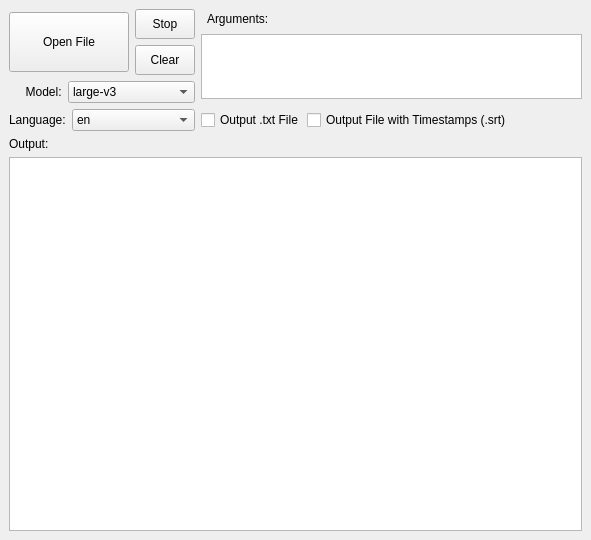
The window that mainwindow.ui (mehtabmahir/easy-whisper-ui) describes before a commit, drawn with Qt 5.
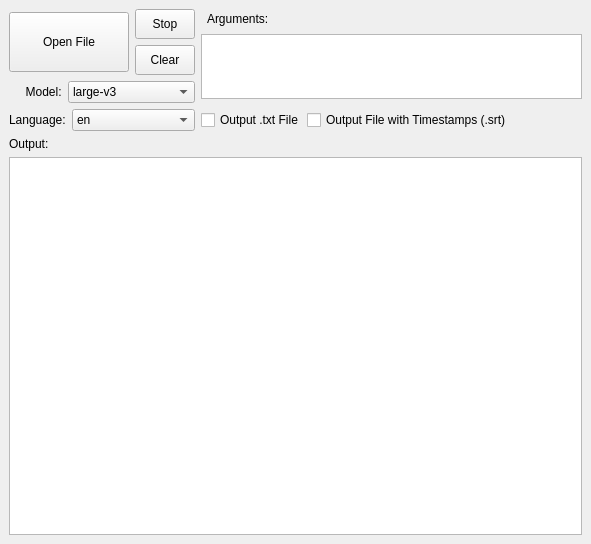
The same window after the commit.

Commit message: Dont accept drops into arguments textbox

```diff
--- a/mainwindow.ui
+++ b/mainwindow.ui
@@ -7,7 +7,7 @@
     <x>0</x>
     <y>0</y>
     <width>591</width>
-    <height>540</height>
+    <height>544</height>
    </rect>
   </property>
   <property name="sizePolicy">
```
Left out of the diff: 3 changed lines with no effect on the pictures.
